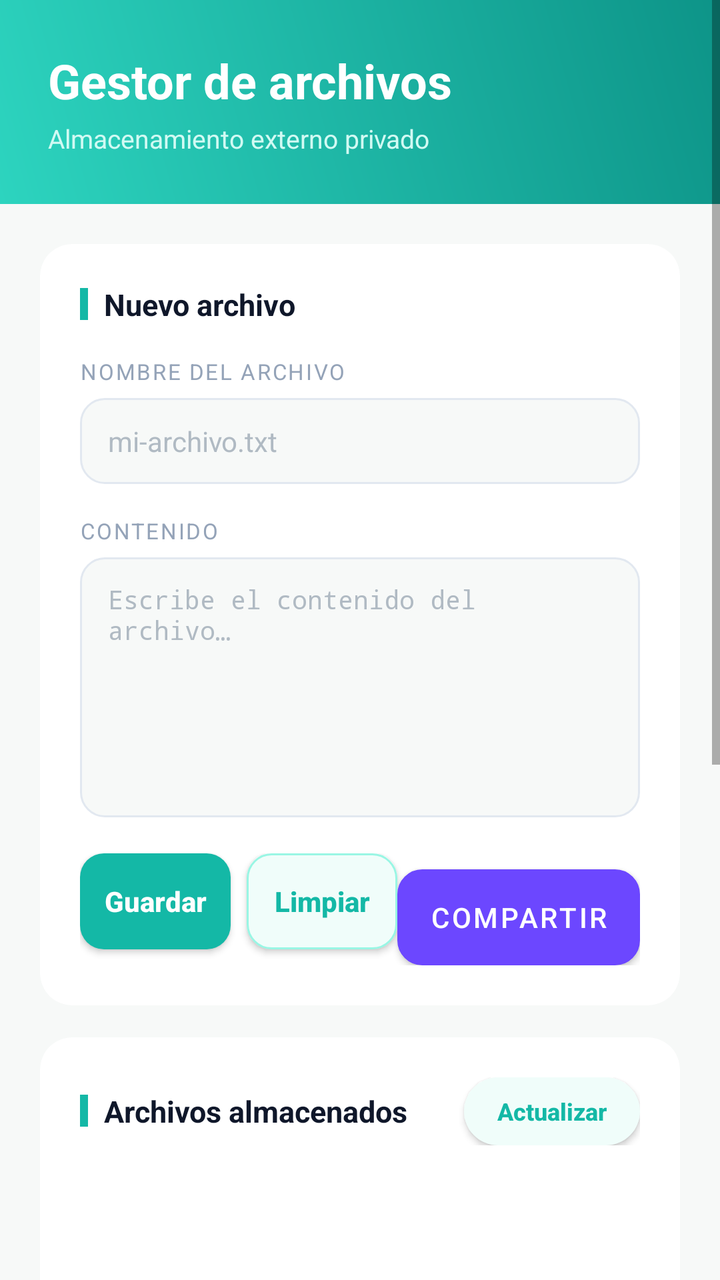
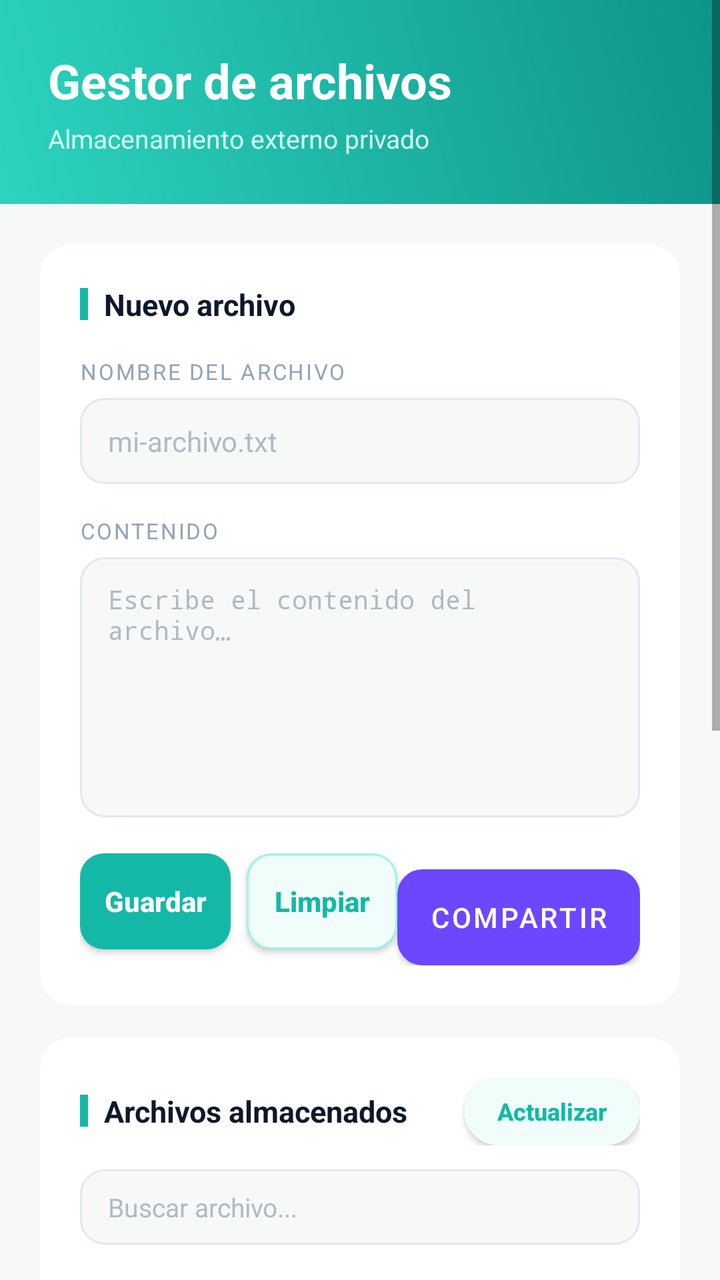

Before-and-after screenshots of an Android layout around one commit, followed by the original layout XML and the change that was made.
<!-- AndroidManifest.xml: application theme Theme.GestorDeArchivos -->
<!-- res/layout/activity_main.xml -->
<?xml version="1.0" encoding="utf-8"?>
<ScrollView xmlns:android="http://schemas.android.com/apk/res/android"
    xmlns:app="http://schemas.android.com/apk/res-auto"
    xmlns:tools="http://schemas.android.com/tools"
    android:layout_width="match_parent"
    android:layout_height="match_parent"
    android:background="#F7F9F8"
    tools:context=".MainActivity">

    <LinearLayout
        android:layout_width="match_parent"
        android:layout_height="wrap_content"
        android:orientation="vertical">

        
        <LinearLayout
            android:layout_width="match_parent"
            android:layout_height="wrap_content"
            android:orientation="vertical"
            android:background="@drawable/bg_header"
            android:padding="24dp"
            android:paddingBottom="28dp">

            <TextView
                android:layout_width="wrap_content"
                android:layout_height="wrap_content"
                android:text="Gestor de archivos"
                android:textColor="#FFFFFF"
                android:textSize="24sp"
                android:textStyle="bold" />

            <TextView
                android:layout_width="wrap_content"
                android:layout_height="wrap_content"
                android:layout_marginTop="4dp"
                android:text="Almacenamiento externo privado"
                android:textColor="#D1FAF3"
                android:textSize="13sp" />

        </LinearLayout>

        <LinearLayout
            android:layout_width="match_parent"
            android:layout_height="wrap_content"
            android:orientation="vertical"
            android:padding="20dp">

            
            <androidx.cardview.widget.CardView
                android:layout_width="match_parent"
                android:layout_height="wrap_content"
                android:layout_marginBottom="16dp"
                app:cardBackgroundColor="#FFFFFF"
                app:cardCornerRadius="16dp"
                app:cardElevation="0dp"
                app:strokeColor="#E5E9EA"
                app:strokeWidth="1dp">

                <LinearLayout
                    android:layout_width="match_parent"
                    android:layout_height="wrap_content"
                    android:orientation="vertical"
                    android:padding="20dp">

                    <LinearLayout
                        android:layout_width="wrap_content"
                        android:layout_height="wrap_content"
                        android:orientation="horizontal"
                        android:gravity="center_vertical"
                        android:layout_marginBottom="16dp">

                        <View
                            android:layout_width="4dp"
                            android:layout_height="16dp"
                            android:background="#14B8A6"
                            android:layout_marginEnd="8dp" />

                        <TextView
                            android:layout_width="wrap_content"
                            android:layout_height="wrap_content"
                            android:text="Nuevo archivo"
                            android:textColor="#0F172A"
                            android:textSize="15sp"
                            android:textStyle="bold" />

                    </LinearLayout>

                    
                    <TextView
                        android:layout_width="wrap_content"
                        android:layout_height="wrap_content"
                        android:layout_marginBottom="6dp"
                        android:text="Nombre del archivo"
                        android:textColor="#94A3B8"
                        android:textSize="11sp"
                        android:textAllCaps="true"
                        android:letterSpacing="0.08" />

                    <EditText
                        android:id="@+id/etNombreArchivo"
                        android:layout_width="match_parent"
                        android:layout_height="wrap_content"
                        android:layout_marginBottom="16dp"
                        android:background="@drawable/bg_input"
                        android:hint="mi-archivo.txt"
                        android:inputType="text"
                        android:maxLines="1"
                        android:paddingHorizontal="14dp"
                        android:paddingVertical="12dp"
                        android:textColor="#0F172A"
                        android:textColorHint="#B0BAC3"
                        android:textSize="14sp" />

                    
                    <TextView
                        android:layout_width="wrap_content"
                        android:layout_height="wrap_content"
                        android:layout_marginBottom="6dp"
                        android:text="Contenido"
                        android:textColor="#94A3B8"
                        android:textSize="11sp"
                        android:textAllCaps="true"
                        android:letterSpacing="0.08" />

                    <EditText
                        android:id="@+id/etContenido"
                        android:layout_width="match_parent"
                        android:layout_height="130dp"
                        android:layout_marginBottom="18dp"
                        android:background="@drawable/bg_input"
                        android:gravity="top|start"
                        android:hint="Escribe el contenido del archivo…"
                        android:inputType="textMultiLine"
                        android:paddingHorizontal="14dp"
                        android:paddingVertical="12dp"
                        android:scrollbars="vertical"
                        android:textColor="#0F172A"
                        android:textColorHint="#B0BAC3"
                        android:textSize="13sp"
                        android:typeface="monospace" />

                    
                    <LinearLayout
                        android:layout_width="match_parent"
                        android:layout_height="wrap_content"
                        android:orientation="horizontal">

                        <android.widget.Button
                            android:id="@+id/btnGuardar"
                            android:layout_width="0dp"
                            android:layout_height="48dp"
                            android:layout_marginEnd="8dp"
                            android:layout_weight="1"
                            android:background="@drawable/bg_button_primary"
                            android:text="Guardar"
                            android:textColor="#FFFFFF"
                            android:textSize="14sp"
                            android:textStyle="bold"
                            android:textAllCaps="false" />

                        <android.widget.Button
                            android:id="@+id/btnLimpiar"
                            android:layout_width="0dp"
                            android:layout_height="48dp"
                            android:layout_weight="1"
                            android:background="@drawable/bg_button_secondary"
                            android:text="Limpiar"
                            android:textColor="#14B8A6"
                            android:textSize="14sp"
                            android:textStyle="bold"
                            android:textAllCaps="false" />
                        <Button
                            android:id="@+id/btnCompartir"
                            android:layout_width="wrap_content"
                            android:layout_height="wrap_content"
                            android:text="Compartir"
                            android:background="@drawable/bg_button_secondary"
                            android:layout_marginTop="8dp" />

                    </LinearLayout>
                </LinearLayout>
            </androidx.cardview.widget.CardView>

            
            <androidx.cardview.widget.CardView
                android:layout_width="match_parent"
                android:layout_height="wrap_content"
                android:layout_marginBottom="16dp"
                app:cardBackgroundColor="#FFFFFF"
                app:cardCornerRadius="16dp"
                app:cardElevation="0dp"
                app:strokeColor="#E5E9EA"
                app:strokeWidth="1dp">

                <LinearLayout
                    android:layout_width="match_parent"
                    android:layout_height="wrap_content"
                    android:orientation="vertical"
                    android:padding="20dp">

                    <LinearLayout
                        android:layout_width="match_parent"
                        android:layout_height="wrap_content"
                        android:layout_marginBottom="12dp"
                        android:gravity="center_vertical"
                        android:orientation="horizontal">

                        <LinearLayout
                            android:layout_width="0dp"
                            android:layout_height="wrap_content"
                            android:layout_weight="1"
                            android:orientation="horizontal"
                            android:gravity="center_vertical">

                            <View
                                android:layout_width="4dp"
                                android:layout_height="16dp"
                                android:background="#14B8A6"
                                android:layout_marginEnd="8dp" />

                            <TextView
                                android:layout_width="wrap_content"
                                android:layout_height="wrap_content"
                                android:text="Archivos almacenados"
                                android:textColor="#0F172A"
                                android:textSize="15sp"
                                android:textStyle="bold" />

                        </LinearLayout>

                        <android.widget.Button
                            android:id="@+id/btnListar"
                            android:layout_width="wrap_content"
                            android:layout_height="34dp"
                            android:background="@drawable/bg_chip"
                            android:paddingHorizontal="14dp"
                            android:text="Actualizar"
                            android:textColor="#14B8A6"
                            android:textSize="12sp"
                            android:textStyle="bold"
                            android:textAllCaps="false" />

                    </LinearLayout>

                    <ListView
                        android:id="@+id/lvArchivos"
                        android:layout_width="match_parent"
                        android:layout_height="220dp"
                        android:divider="#F0F3F2"
                        android:dividerHeight="1dp" />

                </LinearLayout>
            </androidx.cardview.widget.CardView>

            
            <androidx.cardview.widget.CardView
                android:layout_width="match_parent"
                android:layout_height="wrap_content"
                android:layout_marginBottom="8dp"
                app:cardBackgroundColor="#FFFFFF"
                app:cardCornerRadius="16dp"
                app:cardElevation="0dp"
                app:strokeColor="#E5E9EA"
                app:strokeWidth="1dp">

                <LinearLayout
                    android:layout_width="match_parent"
                    android:layout_height="wrap_content"
                    android:orientation="vertical"
                    android:padding="20dp">

                    <LinearLayout
                        android:layout_width="wrap_content"
                        android:layout_height="wrap_content"
                        android:orientation="horizontal"
                        android:gravity="center_vertical"
                        android:layout_marginBottom="12dp">

                        <View
                            android:layout_width="4dp"
                            android:layout_height="16dp"
                            android:background="#14B8A6"
                            android:layout_marginEnd="8dp" />

                        <TextView
                            android:layout_width="wrap_content"
                            android:layout_height="wrap_content"
                            android:text="Contenido del archivo"
                            android:textColor="#0F172A"
                            android:textSize="15sp"
                            android:textStyle="bold" />

                    </LinearLayout>

                    <TextView
                        android:id="@+id/tvContenidoArchivo"
                        android:layout_width="match_parent"
                        android:layout_height="130dp"
                        android:background="@drawable/bg_viewer"
                        android:gravity="top|start"
                        android:padding="14dp"
                        android:scrollbars="vertical"
                        android:text="Selecciona un archivo para leerlo"
                        android:textColor="#475569"
                        android:textIsSelectable="true"
                        android:textSize="13sp"
                        android:typeface="monospace" />

                </LinearLayout>
            </androidx.cardview.widget.CardView>

        </LinearLayout>
    </LinearLayout>
</ScrollView>
<!-- resources referenced by this layout -->
<resources>
  <!-- drawable bg_button_primary (drawable) -->
  <?xml version="1.0" encoding="utf-8"?>
  <shape xmlns:android="http://schemas.android.com/apk/res/android"
      android:shape="rectangle">
      <solid android:color="#14B8A6" />
      <corners android:radius="12dp" />
  </shape>
  <!-- drawable bg_button_secondary (drawable) -->
  <?xml version="1.0" encoding="utf-8"?>
  <shape xmlns:android="http://schemas.android.com/apk/res/android"
      android:shape="rectangle">
      <solid android:color="#F0FDFA" />
      <stroke
          android:width="1dp"
          android:color="#99F6E4" />
      <corners android:radius="12dp" />
  </shape>
  <!-- drawable bg_chip (drawable) -->
  <?xml version="1.0" encoding="utf-8"?>
  <shape xmlns:android="http://schemas.android.com/apk/res/android"
      android:shape="rectangle">
      <solid android:color="#F0FDFA" />
      <corners android:radius="17dp" />
  </shape>
  <!-- drawable bg_header (drawable) -->
  <?xml version="1.0" encoding="utf-8"?>
  <shape xmlns:android="http://schemas.android.com/apk/res/android"
      android:shape="rectangle">
      <gradient
          android:type="linear"
          android:angle="45"
          android:startColor="#2DD4BF"
          android:endColor="#0D9488" />
  </shape>
  <!-- drawable bg_input (drawable) -->
  <?xml version="1.0" encoding="utf-8"?>
  <shape xmlns:android="http://schemas.android.com/apk/res/android"
      android:shape="rectangle">
      <solid android:color="#F7F9F8" />
      <stroke
          android:width="1dp"
          android:color="#E2E8F0" />
      <corners android:radius="12dp" />
  </shape>
  <!-- drawable bg_viewer (drawable) -->
  <?xml version="1.0" encoding="utf-8"?>
  <shape xmlns:android="http://schemas.android.com/apk/res/android"
      android:shape="rectangle">
      <solid android:color="#F7F9F8" />
      <stroke
          android:width="1dp"
          android:color="#E2E8F0" />
      <corners android:radius="12dp" />
  </shape>
  <style name="Theme.GestorDeArchivos" parent="Theme.MaterialComponents.DayNight.NoActionBar">
          <item name="colorPrimary">@color/purple_500</item>
          <item name="colorPrimaryVariant">@color/purple_500</item>
          <item name="colorOnPrimary">@color/white</item>
          <item name="colorSecondary">@color/pink_500</item>
          <item name="colorSecondaryVariant">@color/pink_500</item>
          <item name="colorOnSecondary">@color/black</item>
          <item name="android:statusBarColor" tools:targetApi="l">@color/purple_500</item>
      </style>
  <color name="purple_500">#6C47FF</color>
  <color name="white">#FFFFFF</color>
  <color name="pink_500">#EC4899</color>
  <color name="black">#000000</color>
</resources>

<!-- the commit's change to res/layout/activity_main.xml (unified diff, before → after) -->
@@ -242,6 +242,22 @@
 
                     </LinearLayout>
 
+                    
+                    <EditText
+                        android:id="@+id/etBuscar"
+                        android:layout_width="match_parent"
+                        android:layout_height="wrap_content"
+                        android:layout_marginBottom="12dp"
+                        android:background="@drawable/bg_input"
+                        android:hint="Buscar archivo..."
+                        android:inputType="text"
+                        android:maxLines="1"
+                        android:paddingHorizontal="14dp"
+                        android:paddingVertical="10dp"
+                        android:textColor="#0F172A"
+                        android:textColorHint="#B0BAC3"
+                        android:textSize="13sp" />
+
                     <ListView
                         android:id="@+id/lvArchivos"
                         android:layout_width="match_parent"
